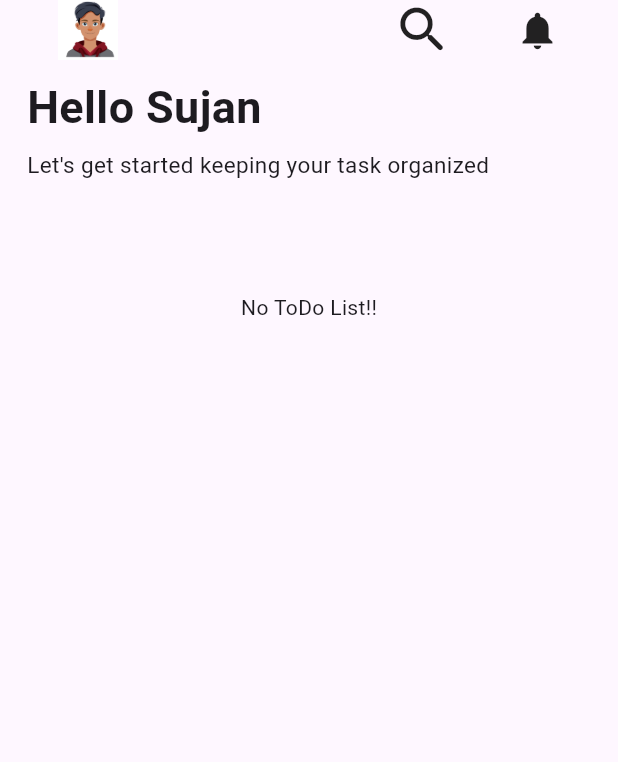
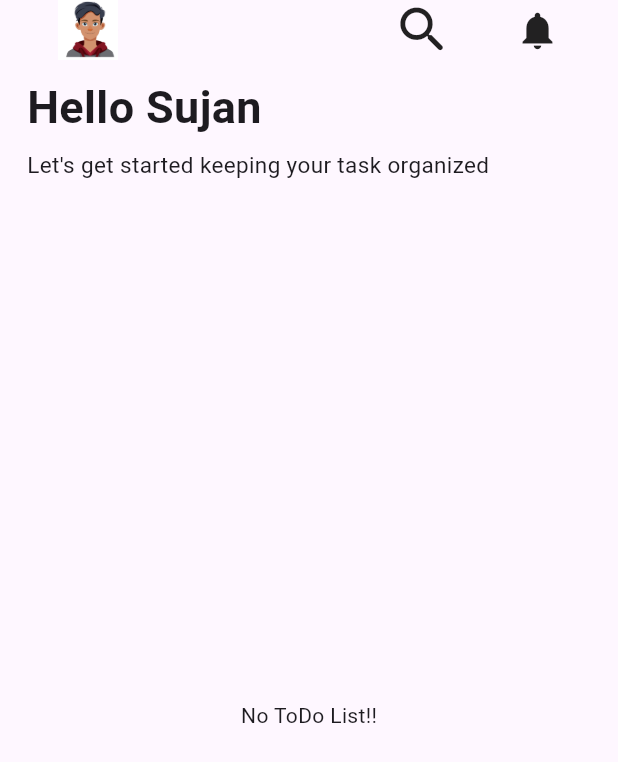
Before and after one commit to sujantechx/todoapp, a Flutter app: the HomePage screen opened directly, on a phone screen of 412 x 824 dp. Shown: the top 762 px of the screen. Run offline on Flutter 3.47's test engine with Material 3 defaults, Android fonts, the phone set to English and light mode, and no system bars; our stand-ins replace sqflite; accounts and stored records are empty.

Commit message:
Initial commit

```diff
--- a/lib/pages/Home/home_page.dart
+++ b/lib/pages/Home/home_page.dart
@@ -58,8 +58,7 @@ class _HomePageState extends State<HomePage> {
               ),),
               SizedBox(height: 10,),
               /// Listview builder
-              SizedBox(
-                height: 150,
+              Expanded(
                 child:allTodo.isNotEmpty? ListView.builder(
                   itemCount: allTodo.length,
                   itemBuilder: (context, index) {
```
